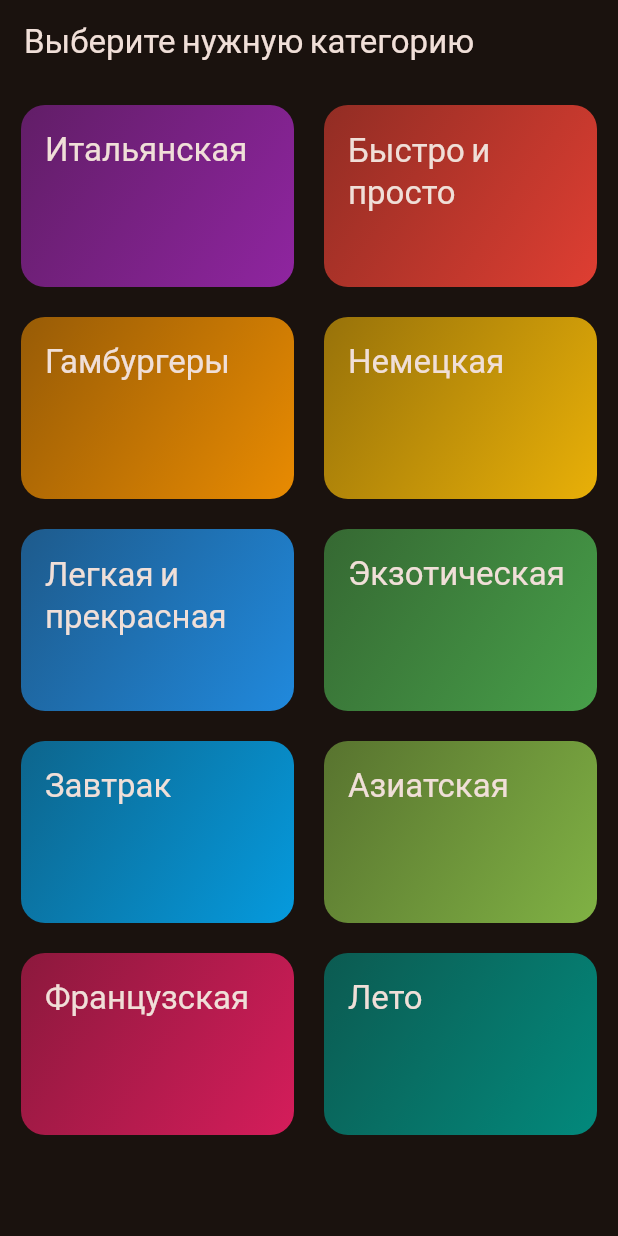
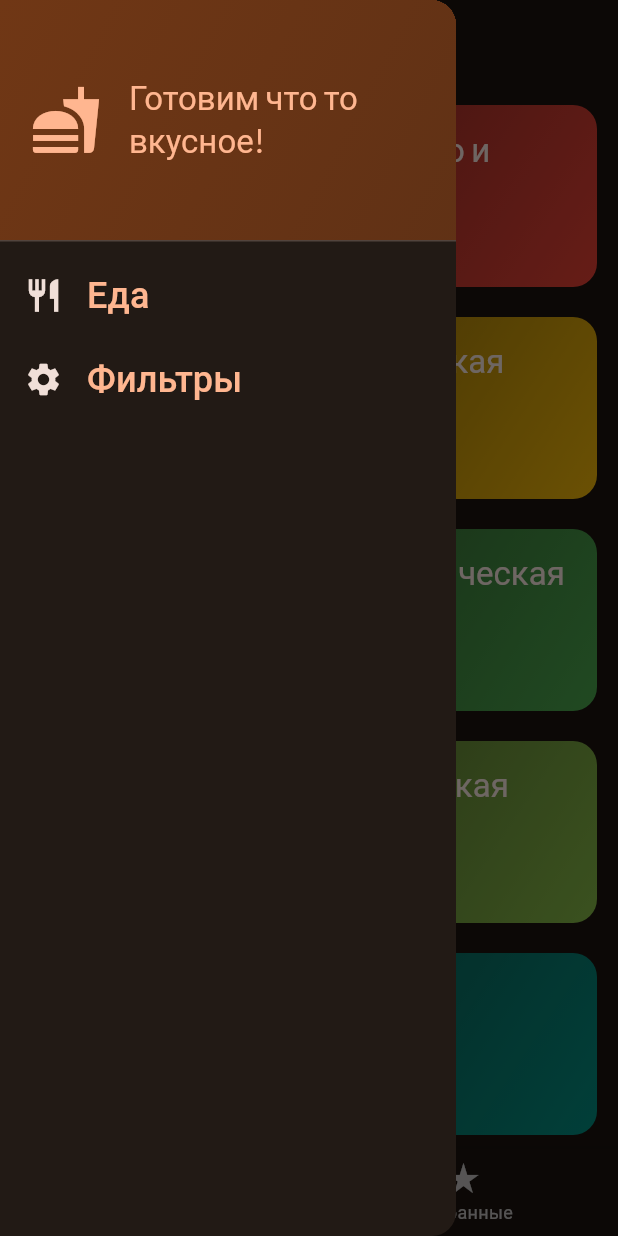
Before and after one commit to Orik-dev/meals_apps, a Flutter app: the screen it shows after launch, with the side drawer open (before the commit the screen has no drawer), on a phone screen of 412 x 824 dp. Run offline on Flutter 3.47's test engine with Material 2 defaults, Android fonts, the phone set to English and light mode, and no system bars; our stand-ins replace google_fonts, transparent_image.

Commit message:
navigation +drawer+filter

```diff
--- a/lib/main.dart
+++ b/lib/main.dart
@@ -1,6 +1,6 @@
 import 'package:flutter/material.dart';
 import 'package:google_fonts/google_fonts.dart';
-import 'package:meals_apps/screens/categories_screen.dart';
+import 'package:meals_apps/screens/tabs.dart';
 
 final theme = ThemeData(
   useMaterial3: true,
@@ -22,7 +22,7 @@
     return MaterialApp(
       debugShowCheckedModeBanner: false,
       theme: theme,
-      home: const CategoriesScreen(),
+      home: const TabsScreen(),
     );
   }
 }
--- a/lib/screens/categories_screen.dart
+++ b/lib/screens/categories_screen.dart
@@ -1,32 +1,37 @@
 import 'package:flutter/material.dart';
 import 'package:meals_apps/data/dummy_data.dart';
 import 'package:meals_apps/models/category.dart';
+import 'package:meals_apps/models/meal.dart';
 import 'package:meals_apps/screens/meals.dart';
 import 'package:meals_apps/widgets/category_grid_item.dart';
 
 class CategoriesScreen extends StatelessWidget {
-  const CategoriesScreen({super.key});
+  const CategoriesScreen(
+      {super.key,
+      required this.onToggleFavorite,
+      required this.availableMeals});
+  final void Function(Meal meal) onToggleFavorite;
+  final List<Meal> availableMeals;
 
   void _selectCategory(BuildContext context, Category category) {
-    final filteredMeals = dummyMeals
+    final filteredMeals = availableMeals
         .where((meal) => meal.categories.contains(category.id))
         .toList();
     Navigator.push(
       context,
       MaterialPageRoute(
-        builder: (context) =>
-            MealsScreen(title: category.title, meals: filteredMeals),
+        builder: (context) => MealsScreen(
+          title: category.title,
+          meals: filteredMeals,
+          onToggleFavorite: onToggleFavorite,
+        ),
       ),
     );
   }
 
   @override
   Widget build(BuildContext context) {
-    return Scaffold(
-      appBar: AppBar(
-        title: const Text('Выберите нужную категорию'),
-      ),
-      body: GridView(
+    return GridView(
       padding: const EdgeInsets.all(14),
       gridDelegate: const SliverGridDelegateWithFixedCrossAxisCount(
         crossAxisCount: 2,
@@ -41,9 +46,8 @@
             onSelectCategory: () {
               _selectCategory(context, category);
             },
-            )
+          ),
       ],
-      ),
     );
   }
 }
--- /dev/null
+++ b/lib/screens/tabs.dart
@@ -0,0 +1,124 @@
+import 'package:flutter/material.dart';
+import 'package:meals_apps/data/dummy_data.dart';
+import 'package:meals_apps/models/meal.dart';
+import 'package:meals_apps/screens/categories_screen.dart';
+import 'package:meals_apps/screens/filters_screen.dart';
+import 'package:meals_apps/screens/meals.dart';
+import 'package:meals_apps/widgets/drawer.dart';
+
+const kInitialFilters = {
+  Filter.glutenFree: false,
+  Filter.lactoseFree: false,
+  Filter.vegetarian: false,
+  Filter.vegan: false,
+};
+
+class TabsScreen extends StatefulWidget {
+  const TabsScreen({super.key});
+  @override
+  State<TabsScreen> createState() => _TabsScreenState();
+}
+
+class _TabsScreenState extends State<TabsScreen> {
+  int _selectedPageIndex = 0;
+  final List<Meal> _favoriteMeals = [];
+  Map<Filter, bool> _selectedFilters = kInitialFilters;
+
+  void showInfoMessage(String message) {
+    ScaffoldMessenger.of(context).clearSnackBars();
+    ScaffoldMessenger.of(context).showSnackBar(SnackBar(
+      content: Text(message),
+    ));
+  }
+
+  void _toggleMealFavoriteStatus(Meal meal) {
+    final isExisting = _favoriteMeals.contains(meal);
+
+    if (isExisting) {
+      setState(() {
+        _favoriteMeals.remove(meal);
+        showInfoMessage('Убрали из избранных');
+      });
+    } else {
+      setState(() {
+        _favoriteMeals.add(meal);
+        showInfoMessage('Добавили в избранные');
+      });
+    }
+  }
+
+  void _selectPage(int index) {
+    setState(() {
+      _selectedPageIndex = index;
+    });
+  }
+
+  void _setScreen(String identifier) async {
+    Navigator.of(context).pop();
+    if (identifier == 'filters') {
+      final result = await Navigator.of(context).push<Map<Filter, bool>>(
+        MaterialPageRoute(
+          builder: (ctx) => FiltersScreen(
+            currentFilters: _selectedFilters,
+          ),
+        ),
+      );
+      setState(() {
+        _selectedFilters = result ?? kInitialFilters;
+      });
+    }
+  }
+
+  @override
+  Widget build(BuildContext context) {
+    final availableMeals = dummyMeals.where((meal) {
+      if (_selectedFilters[Filter.glutenFree]! && !meal.isGlutenFree) {
+        return false;
+      }
+      if (_selectedFilters[Filter.lactoseFree]! && !meal.isLactoseFree) {
+        return false;
+      }
+      if (_selectedFilters[Filter.vegan]! && !meal.isVegan) {
+        return false;
+      }
+      if (_selectedFilters[Filter.vegetarian]! && !meal.isVegetarian) {
+        return false;
+      }
+      return true;
+    }).toList();
+    Widget activePage = CategoriesScreen(
+      onToggleFavorite: _toggleMealFavoriteStatus,
+      availableMeals: availableMeals,
+    );
+    var activePageTitle = 'Категории';
+
+    if (_selectedPageIndex == 1) {
+      activePage = MealsScreen(
+        meals: _favoriteMeals,
+        onToggleFavorite: _toggleMealFavoriteStatus,
+      );
+      activePageTitle = 'Ваши Любимые';
+    }
+    return Scaffold(
+      appBar: AppBar(
+        title: Text(activePageTitle),
+      ),
+      drawer: MainDrawer(
+        onSelectScreen: _setScreen,
+      ),
+      body: activePage,
+      bottomNavigationBar: BottomNavigationBar(
+        onTap: _selectPage,
+        currentIndex: _selectedPageIndex,
+        items: const [
+          BottomNavigationBarItem(
+            icon: Icon(Icons.set_meal),
+            label: 'Категории',
+          ),
+          BottomNavigationBarItem(
+              icon: Icon(Icons.star_rate_sharp), label: 'Избранные'),
+        ],
+      ),
+    );
+  }
+}
--- /dev/null
+++ b/lib/widgets/drawer.dart
@@ -0,0 +1,80 @@
+import 'package:flutter/material.dart';
+
+class MainDrawer extends StatelessWidget {
+  const MainDrawer({super.key, required this.onSelectScreen});
+
+  final void Function(String identifier) onSelectScreen;
+
+  @override
+  Widget build(BuildContext context) {
+    return Drawer(
+      child: Column(
+        children: [
+          DrawerHeader(
+            padding: const EdgeInsets.all(20),
+            decoration: BoxDecoration(
+                gradient: LinearGradient(
+              colors: [
+                Theme.of(context).colorScheme.primaryContainer,
+                Theme.of(context).colorScheme.primaryContainer.withOpacity(0.8),
+              ],
+              begin: Alignment.topLeft,
+              end: Alignment.bottomRight,
+            )),
+            child: Row(
+              children: [
+                Icon(
+                  Icons.fastfood,
+                  size: 48,
+                  color: Theme.of(context).colorScheme.primary,
+                ),
+                const SizedBox(
+                  width: 18,
+                ),
+                Expanded(
+                  child: Text(
+                    'Готовим что то вкусное!',
+                    style: Theme.of(context)
+                        .textTheme
+                        .titleLarge!
+                        .copyWith(color: Theme.of(context).colorScheme.primary),
+                  ),
+                ),
+              ],
+            ),
+          ),
+          ListTile(
+            leading: Icon(
+              Icons.restaurant,
+              size: 26,
+              color: Theme.of(context).colorScheme.onBackground,
+            ),
+            title: Text(
+              'Еда',
+              style: Theme.of(context).textTheme.titleSmall!.copyWith(
+                  color: Theme.of(context).colorScheme.primary, fontSize: 24),
+            ),
+            onTap: () {
+              onSelectScreen('meals');
+            },
+          ),
+          ListTile(
+            leading: Icon(
+              Icons.settings,
+              size: 26,
+              color: Theme.of(context).colorScheme.onBackground,
+            ),
+            title: Text(
+              'Фильтры',
+              style: Theme.of(context).textTheme.titleSmall!.copyWith(
+                  color: Theme.of(context).colorScheme.primary, fontSize: 24),
+            ),
+            onTap: () {
+              onSelectScreen('filters');
+            },
+          ),
+        ],
+      ),
+    );
+  }
+}
```
Also changed, not shown: lib/screens/filters_screen.dart (added, +154 -0 lines), lib/screens/meal_details_screen.dart (+13 -1 lines), lib/screens/meals.dart (+14 -5 lines). Lines whose indentation alone changed are shown as unchanged.
